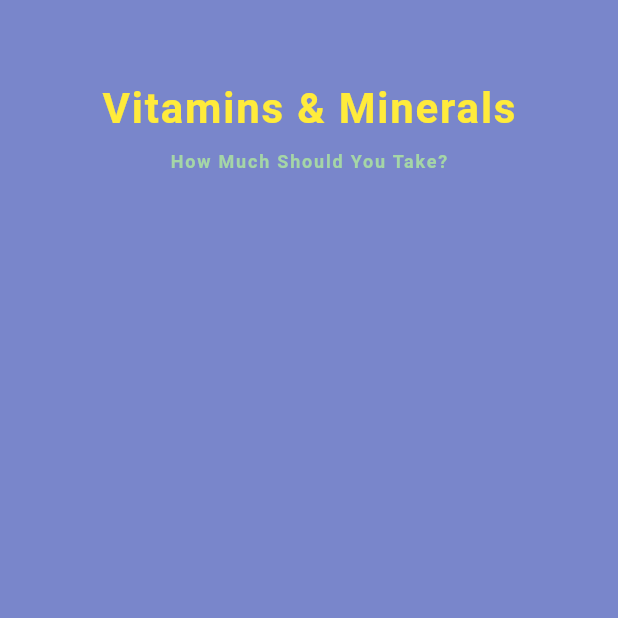
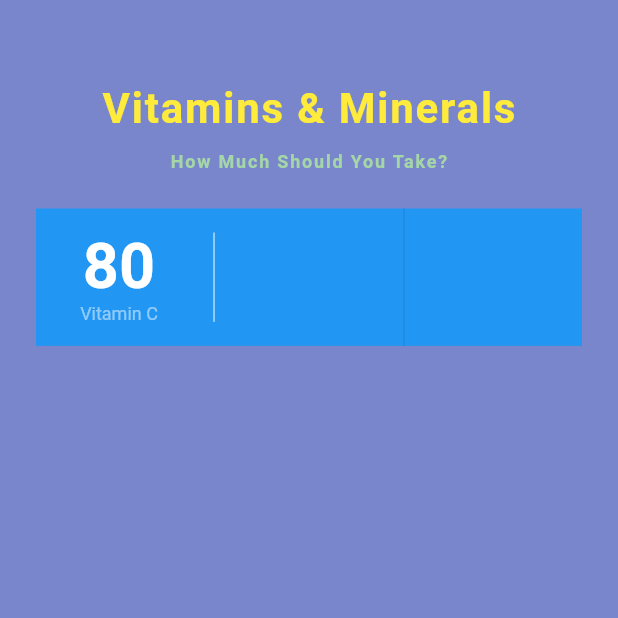
Before and after one commit to JAICHANGPARK/flutter_notebook_2nd_story, a Flutter app: the screen it shows after launch, on a phone screen of 412 x 824 dp, the top half of it. Run offline on Flutter 3.47's test engine with Material 2 defaults, Android fonts, the phone set to English and light mode, and no system bars; our stand-ins replace avatar_glow, badges, bubble_bottom_bar, camera, fluttertoast, google_maps_flutter and 2 more; missing offline and left inert: flutter_particles, snappable.

Commit message:
Update main_page.dart

```diff
--- a/lib/healthy_recipes/main_page.dart
+++ b/lib/healthy_recipes/main_page.dart
@@ -49,6 +49,51 @@ class _StateRecipesPage extends State<RecipesPage> {
                         fontWeight: FontWeight.bold,
                         letterSpacing: 1.2),
                   ),
+                  SizedBox(height: 24,),
+                  Container(
+                    height: MediaQuery.of(context).size.height / 9,
+                    decoration: BoxDecoration(
+                      color: Colors.blue
+                    ),
+                    child: Row(
+                      children: <Widget>[
+                        Expanded(
+                          flex: 1,
+                          child: Column(
+                            crossAxisAlignment: CrossAxisAlignment.center,
+                            mainAxisAlignment: MainAxisAlignment.center,
+                            children: <Widget>[
+                              Text("80", style: TextStyle(
+                                color: Colors.white,
+                                fontWeight: FontWeight.bold,
+                                fontSize: 42
+                              ),),
+                              Text("Vitamin C",style: TextStyle(
+                                color: Colors.white.withOpacity(0.5),
+                                fontSize: 12
+                              ),)
+                            ],
+                          ),
+                        ),
+                        Padding(
+                          padding: const EdgeInsets.symmetric(vertical: 16),
+                          child: VerticalDivider(
+                            color: Colors.white,
+                          ),
+                        ),
+                        Expanded(
+                          flex: 1,
+                          child: Container(),
+                        ),
+                        VerticalDivider(),
+                        Expanded(
+                          flex: 1,
+                          child: Container(),
+                        )
+
+                      ],
+                    ),
+                  )
                 ],
               ),
             ),
```
